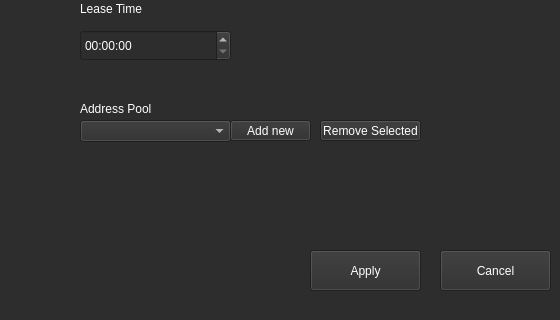
Old version of the form UI/DHCPConfig.ui in the repository monico18/LTI-SDN-Controller; both pictures show x 0 to 560 and y 240 to 560 of the 889 by 698 pixel window.
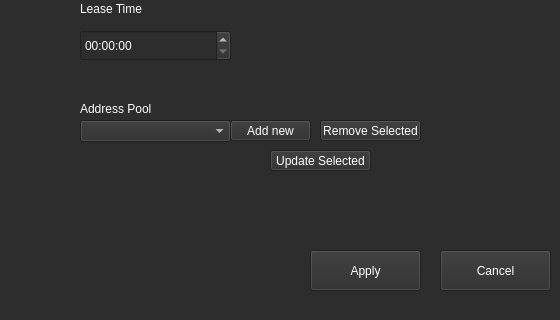
New version of the form.

```diff
--- a/UI/DHCPConfig.ui
+++ b/UI/DHCPConfig.ui
@@ -2336,6 +2336,137 @@
     <string>Remove Selected</string>
    </property>
   </widget>
+  <widget class="QPushButton" name="btn_update_pool">
+   <property name="geometry">
+    <rect>
+     <x>270</x>
+     <y>390</y>
+     <width>101</width>
+     <height>21</height>
+    </rect>
+   </property>
+   <property name="palette">
+    <palette>
+     <active>
+      <colorrole role="Button">
+       <brush brushstyle="SolidPattern">
+        <color alpha="255">
+         <red>45</red>
+         <green>45</green>
+         <blue>45</blue>
+        </color>
+       </brush>
+      </colorrole>
+      <colorrole role="ButtonText">
+       <brush brushstyle="SolidPattern">
+        <color alpha="255">
+         <red>255</red>
+         <green>255</green>
+         <blue>255</blue>
+        </color>
+       </brush>
+      </colorrole>
+      <colorrole role="Base">
+       <brush brushstyle="SolidPattern">
+        <color alpha="255">
+         <red>45</red>
+         <green>45</green>
+         <blue>45</blue>
+        </color>
+       </brush>
+      </colorrole>
+      <colorrole role="Window">
+       <brush brushstyle="SolidPattern">
+        <color alpha="255">
+         <red>45</red>
+         <green>45</green>
+         <blue>45</blue>
+        </color>
+       </brush>
+      </colorrole>
+     </active>
+     <inactive>
+      <colorrole role="Button">
+       <brush brushstyle="SolidPattern">
+        <color alpha="255">
+         <red>45</red>
+         <green>45</green>
+         <blue>45</blue>
+        </color>
+       </brush>
+      </colorrole>
+      <colorrole role="ButtonText">
+       <brush brushstyle="SolidPattern">
+        <color alpha="255">
+         <red>255</red>
+         <green>255</green>
+         <blue>255</blue>
+        </color>
+       </brush>
+      </colorrole>
+      <colorrole role="Base">
+       <brush brushstyle="SolidPattern">
+        <color alpha="255">
+         <red>45</red>
+         <green>45</green>
+         <blue>45</blue>
+        </color>
+       </brush>
+      </colorrole>
+      <colorrole role="Window">
+       <brush brushstyle="SolidPattern">
+        <color alpha="255">
+         <red>45</red>
+         <green>45</green>
+         <blue>45</blue>
+        </color>
+       </brush>
+      </colorrole>
+     </inactive>
+     <disabled>
+      <colorrole role="Button">
+       <brush brushstyle="SolidPattern">
+        <color alpha="255">
+         <red>45</red>
+         <green>45</green>
+         <blue>45</blue>
+        </color>
+       </brush>
+      </colorrole>
+      <colorrole role="ButtonText">
+       <brush brushstyle="SolidPattern">
+        <color alpha="255">
+         <red>120</red>
+         <green>120</green>
+         <blue>120</blue>
+        </color>
+       </brush>
+      </colorrole>
+      <colorrole role="Base">
+       <brush brushstyle="SolidPattern">
+        <color alpha="255">
+         <red>45</red>
+         <green>45</green>
+         <blue>45</blue>
+        </color>
+       </brush>
+      </colorrole>
+      <colorrole role="Window">
+       <brush brushstyle="SolidPattern">
+        <color alpha="255">
+         <red>45</red>
+         <green>45</green>
+         <blue>45</blue>
+        </color>
+       </brush>
+      </colorrole>
+     </disabled>
+    </palette>
+   </property>
+   <property name="text">
+    <string>Update Selected</string>
+   </property>
+  </widget>
  </widget>
  <resources/>
  <connections/>
```
